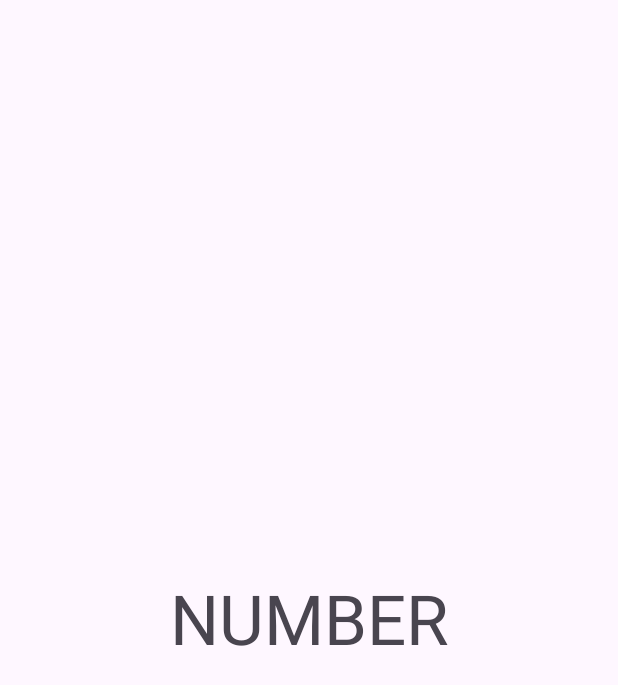
After one commit to idazanggara/Enigmacamp-App, an Android app: the layout fragment_show_counter01.xml on its own in the app's theme, with its tools: preview values and no code run, on a phone screen of 412 x 824 dp. The commit adds this screen. Shown: the top 685 px of the screen. Run offline under Robolectric (Android 15) with nearby library versions, the phone set to English and light mode, and no system bars.

Commit message:
Revert "Hands-on pertama fragment, counterApp fix sebelum di ubah menggunakan interface"
This reverts commit 6e92a4a1

```diff
--- a/app/src/main/AndroidManifest.xml
+++ b/app/src/main/AndroidManifest.xml
@@ -13,7 +13,7 @@
         android:theme="@style/Theme.EnigmacampApp"
         tools:targetApi="31">
         <activity
-            android:name=".MainActivityViewBindForActi"
+            android:name=".MainForFrgmntActivity"
             android:exported="false" />
         <activity
             android:name=".MainActivity3ImplicitIntent"
@@ -34,7 +34,7 @@
             android:name=".MainActivity"
             android:exported="false" />
         <activity
-            android:name=".MainForFrgmntActivity"
+            android:name=".MainActivityViewBindForActi"
             android:exported="true">
             <intent-filter>
                 <action android:name="android.intent.action.MAIN" />
--- a/app/src/main/res/layout/fragment_counter01.xml
+++ b/app/src/main/res/layout/fragment_counter01.xml
@@ -3,6 +3,7 @@
 <androidx.constraintlayout.widget.ConstraintLayout xmlns:android="http://schemas.android.com/apk/res/android"
     xmlns:app="http://schemas.android.com/apk/res-auto"
     xmlns:tools="http://schemas.android.com/tools"
+    android:id="@+id/frameLayout"
     android:layout_width="match_parent"
     android:layout_height="match_parent"
     tools:context=".Counter01Fragment"
--- /dev/null
+++ b/app/src/main/res/layout/fragment_show_counter01.xml
@@ -0,0 +1,22 @@
+<?xml version="1.0" encoding="utf-8"?>
+
+<androidx.constraintlayout.widget.ConstraintLayout xmlns:android="http://schemas.android.com/apk/res/android"
+xmlns:app="http://schemas.android.com/apk/res-auto"
+xmlns:tools="http://schemas.android.com/tools"
+android:layout_width="match_parent"
+android:layout_height="match_parent"
+tools:context=".ShowCounter01Fragment">
+
+<TextView
+    android:id="@+id/counterValue"
+    android:layout_width="wrap_content"
+    android:layout_height="wrap_content"
+    android:text="NUMBER"
+    android:textSize="46sp"
+    app:layout_constraintBottom_toBottomOf="parent"
+    app:layout_constraintEnd_toEndOf="parent"
+    app:layout_constraintStart_toStartOf="parent"
+    app:layout_constraintTop_toTopOf="parent"
+    />
+
+</androidx.constraintlayout.widget.ConstraintLayout>
```
Also changed, not shown: app/src/main/java/com/example/enigmacampapp/Counter01Fragment.kt (+2 -25 lines), app/src/main/res/layout/activity_main_for_frgmnt.xml (+5 -3 lines), app/src/main/res/layout/fragment_counter_show01.xml (deleted, +0 -21 lines), app/src/main/java/com/example/enigmacampapp/ShowCounter01Fragment.kt (renamed from app/src/main/java/com/example/enigmacampapp/CounterShow01Fragment.kt).
